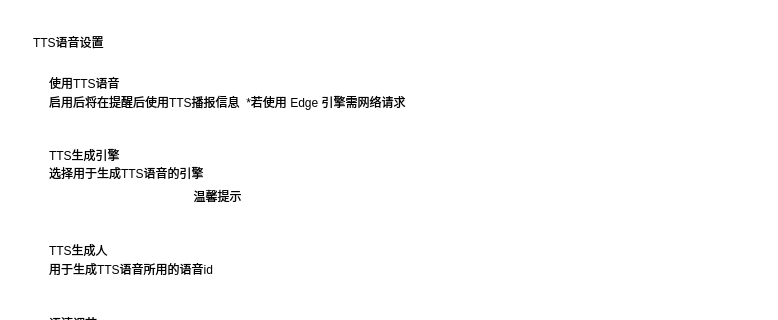
First picture: the form in view/menu/tts_settings.ui, repository baiyao105/Class-Widgets, before the edit; both pictures show x 0 to 778 and y 0 to 320 of the 778 by 1047 pixel window.
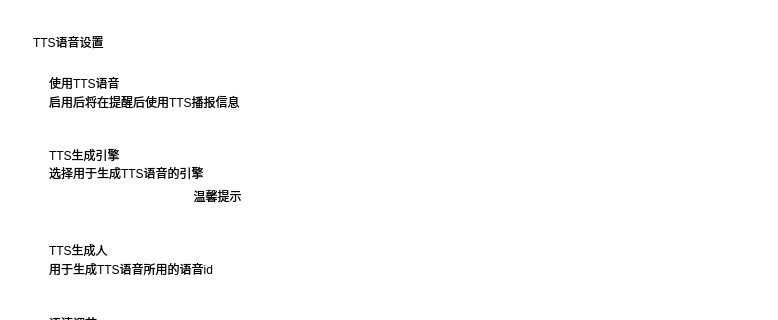
Second picture: the form after the edit. Custom widgets are drawn as their Qt base class.

Commit message: chore: 一些修正

The edit to the form file:
```diff
--- a/view/menu/tts_settings.ui
+++ b/view/menu/tts_settings.ui
@@ -140,7 +140,7 @@
                      </sizepolicy>
                     </property>
                     <property name="text">
-                     <string>启用后将在提醒后使用TTS播报信息  *若使用 Edge 引擎需网络请求</string>
+                     <string>启用后将在提醒后使用TTS播报信息</string>
                     </property>
                     <property name="lightColor" stdset="0">
                      <color alpha="150">
```
The commit also changes 2 other files.
